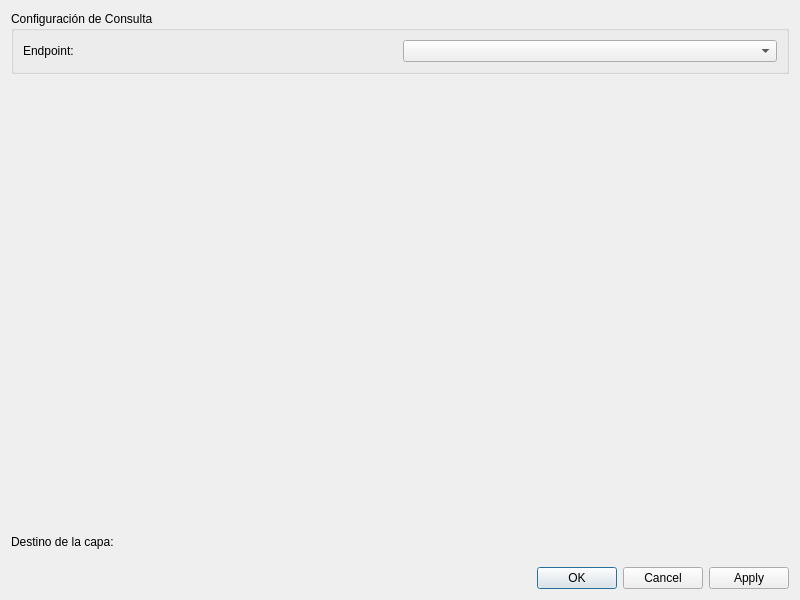
Above: ui/endpoint_dialog.ui from datosgobar/georef-ar-qgis-plugin before the change. Below: the same form after it.
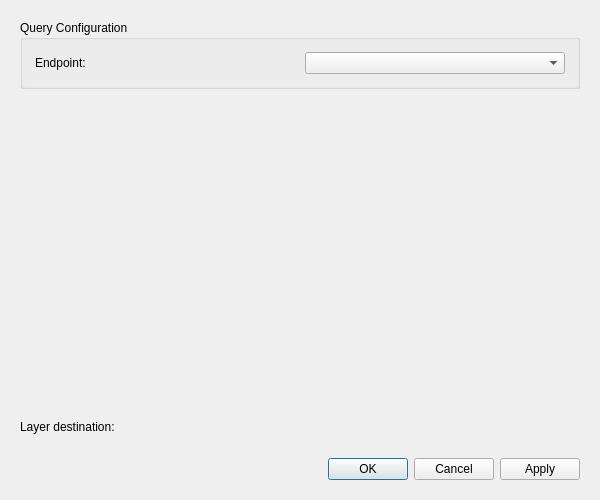
That is the form after the change. Custom widgets are drawn as their Qt base class.

```diff
--- a/ui/endpoint_dialog.ui
+++ b/ui/endpoint_dialog.ui
@@ -6,38 +6,50 @@
    <rect>
     <x>0</x>
     <y>0</y>
-    <width>800</width>
-    <height>600</height>
+    <width>600</width>
+    <height>500</height>
    </rect>
   </property>
-  <property name="sizePolicy">
-   <sizepolicy hsizetype="Expanding" vsizetype="Expanding">
-    <horstretch>0</horstretch>
-    <verstretch>0</verstretch>
-   </sizepolicy>
-  </property>
-  <property name="minimumSize">
-   <size>
-    <width>800</width>
-    <height>0</height>
-   </size>
-  </property>
   <property name="windowTitle">
-   <string>Consultar API Georef AR</string>
-  </property>
-  <property name="sizeGripEnabled">
-   <bool>false</bool>
+   <string>Query Georef AR API</string>
   </property>
   <layout class="QVBoxLayout" name="verticalLayout">
    <property name="spacing">
-    <number>9</number>
+    <number>12</number>
+   </property>
+   <property name="leftMargin">
+    <number>20</number>
+   </property>
+   <property name="topMargin">
+    <number>20</number>
+   </property>
+   <property name="rightMargin">
+    <number>20</number>
+   </property>
+   <property name="bottomMargin">
+    <number>20</number>
    </property>
    <item>
     <widget class="QGroupBox" name="groupBox_api">
      <property name="title">
-      <string>Configuración de Consulta</string>
+      <string>Query Configuration</string>
      </property>
      <layout class="QHBoxLayout" name="horizontalLayout">
+      <property name="spacing">
+       <number>10</number>
+      </property>
+      <property name="leftMargin">
+       <number>12</number>
+      </property>
+      <property name="topMargin">
+       <number>12</number>
+      </property>
+      <property name="rightMargin">
+       <number>12</number>
+      </property>
+      <property name="bottomMargin">
+       <number>12</number>
+      </property>
       <item>
        <widget class="QLabel" name="label">
         <property name="text">
@@ -53,54 +65,28 @@
    </item>
    <item>
     <widget class="QScrollArea" name="scrollArea">
-     <property name="sizePolicy">
-      <sizepolicy hsizetype="Expanding" vsizetype="Expanding">
-       <horstretch>0</horstretch>
-       <verstretch>0</verstretch>
-      </sizepolicy>
-     </property>
      <property name="frameShape">
       <enum>QFrame::NoFrame</enum>
      </property>
-     <property name="verticalScrollBarPolicy">
-      <enum>Qt::ScrollBarAsNeeded</enum>
-     </property>
-     <property name="horizontalScrollBarPolicy">
-      <enum>Qt::ScrollBarAlwaysOff</enum>
-     </property>
      <property name="widgetResizable">
       <bool>true</bool>
      </property>
      <widget class="QWidget" name="scrollAreaWidgetContents">
-      <property name="geometry">
-       <rect>
-        <x>0</x>
-        <y>0</y>
-        <width>512</width>
-        <height>16</height>
-       </rect>
-      </property>
-      <property name="sizePolicy">
-       <sizepolicy hsizetype="Preferred" vsizetype="Maximum">
-        <horstretch>0</horstretch>
-        <verstretch>0</verstretch>
-       </sizepolicy>
-      </property>
       <layout class="QVBoxLayout" name="layout_params">
        <property name="spacing">
-        <number>2</number>
+        <number>8</number>
        </property>
        <property name="leftMargin">
         <number>0</number>
        </property>
        <property name="topMargin">
-        <number>5</number>
+        <number>0</number>
        </property>
        <property name="rightMargin">
         <number>0</number>
        </property>
        <property name="bottomMargin">
-        <number>5</number>
+        <number>0</number>
        </property>
       </layout>
      </widget>
@@ -109,7 +95,7 @@
    <item>
     <widget class="QLabel" name="label_out">
      <property name="text">
-      <string>Destino de la capa:</string>
+      <string>Layer destination:</string>
      </property>
     </widget>
    </item>
```
Left out of the diff: 21 changed lines with no effect on the pictures.
